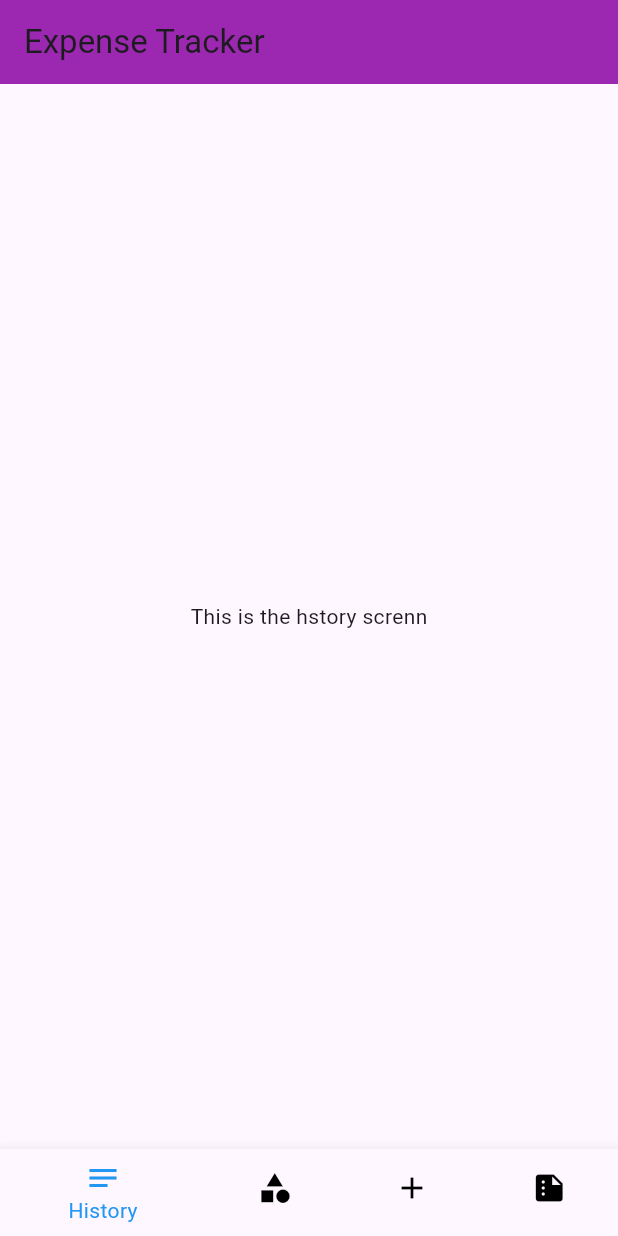
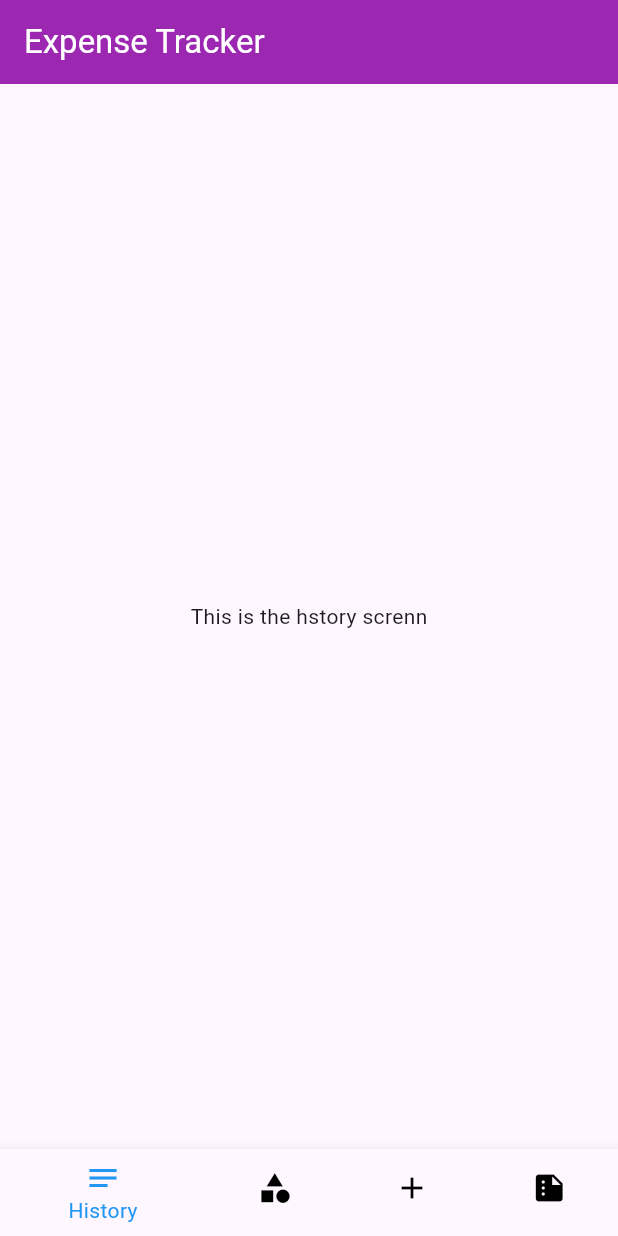
Before and after one commit to Chittadeep/Expense_Tracker_Getx_Flutter_Firebase, a Flutter app: the screen it shows after launch, on a phone screen of 412 x 824 dp. Run offline on Flutter 3.47's test engine with Material 3 defaults, Android fonts, the phone set to English and light mode, and no system bars; our stand-ins replace get.

Commit message:
feat: changed the color for the appbar title

```diff
--- a/lib/main.dart
+++ b/lib/main.dart
@@ -17,9 +17,9 @@ class MyApp extends StatelessWidget {
       title: 'Expense Tracker',
       home: Home(),
       theme: ThemeData(
+          iconTheme: const IconThemeData(color: Colors.purple),
           appBarTheme: const AppBarTheme(
-            backgroundColor: Colors.purple,
-          ),
+              backgroundColor: Colors.purple, foregroundColor: Colors.white),
           bottomNavigationBarTheme: const BottomNavigationBarThemeData(
             selectedItemColor: Colors.blue,
             unselectedItemColor: Colors.black,
```
